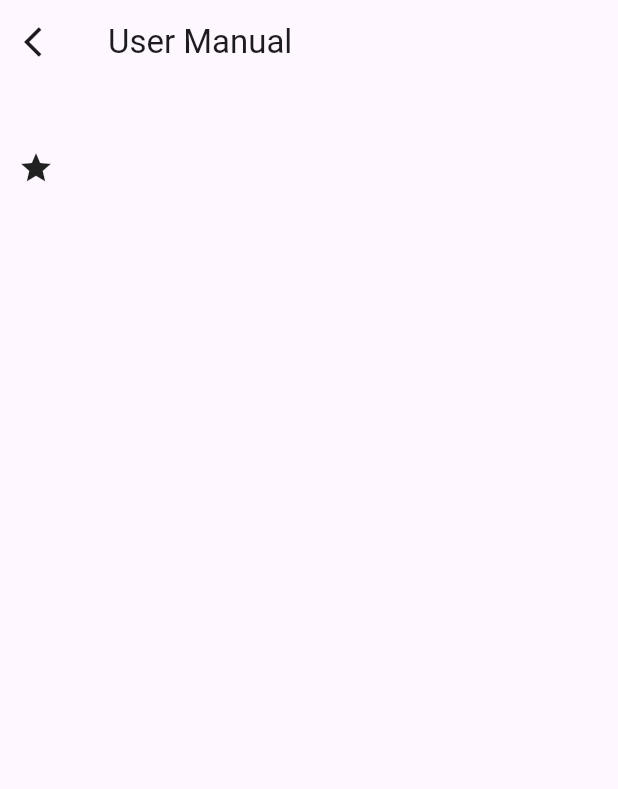
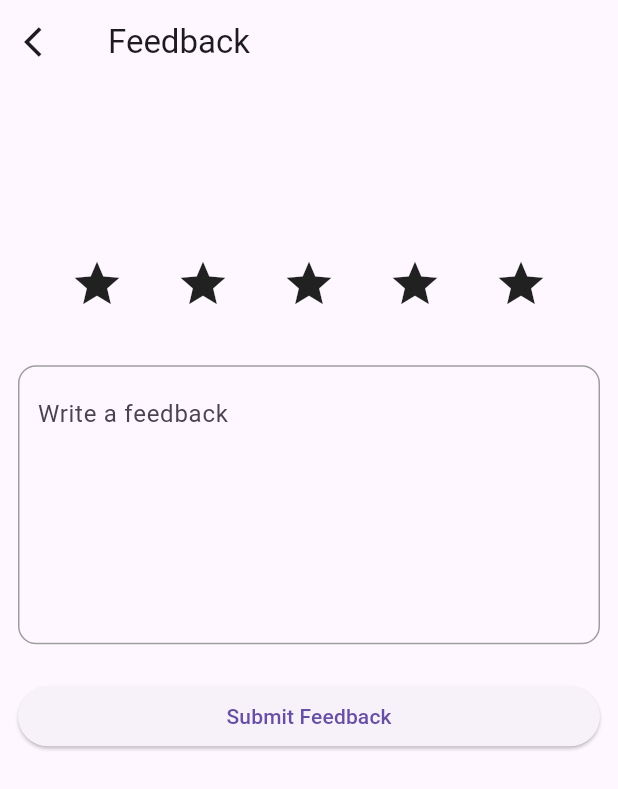
Before and after one commit to Igbana/bible_app, a Flutter app: the FeedbackScreen screen opened directly, on a phone screen of 412 x 824 dp. Shown: the top 789 px of the screen. Run offline on Flutter 3.47's test engine with Material 3 defaults, Android fonts, the phone set to English and light mode, and no system bars; our stand-ins replace get, shared_preferences, sqflite; accounts and stored records are empty; network calls fail.

Commit message:
Rough view of feedback screen

```diff
--- a/lib/views/profile/feedback/feedback.dart
+++ b/lib/views/profile/feedback/feedback.dart
@@ -11,18 +11,59 @@ class FeedbackScreen extends GetView<BibleService> {
           onPressed: () => Navigator.of(context).pop(),
           icon: const Icon(Icons.arrow_back_ios),
         ),
-        title: const Text("User Manual"),
+        title: const Text("Feedback"),
       ),
       body: Padding(
-        padding: const EdgeInsets.all(12.0),
+        padding: EdgeInsets.all(12.0),
         child: Column(
           crossAxisAlignment: CrossAxisAlignment.stretch,
           children: [
-            const SizedBox(height: 32),
+            Spacer(flex: 1),
             Row(
-              children: [Icon(Icons.star)],
-            )
-
+              mainAxisAlignment: MainAxisAlignment.spaceEvenly,
+              children: [
+                Icon(
+                  Icons.star,
+                  size: 36,
+                ),
+                Icon(
+                  Icons.star,
+                  size: 36,
+                ),
+                Icon(
+                  Icons.star,
+                  size: 36,
+                ),
+                Icon(
+                  Icons.star,
+                  size: 36,
+                ),
+                Icon(
+                  Icons.star,
+                  size: 36,
+                ),
+              ],
+            ),
+            const SizedBox(height: 36),
+            Container(
+              padding: const EdgeInsets.all(12),
+              decoration: BoxDecoration(
+                border: Border.all(
+                  color: Colors.grey,
+                ),
+                borderRadius: BorderRadius.circular(12),
+              ),
+              child: TextField(
+                decoration: InputDecoration(
+                  border: InputBorder.none,
+                  hintText: "Write a feedback",
+                ),
+                maxLines: 6,
+              ),
+            ),
+            const SizedBox(height: 24),
+            ElevatedButton(onPressed: () {}, child: Text("Submit Feedback")),
+            Spacer(flex: 3),
           ],
         ),
       ),
```
